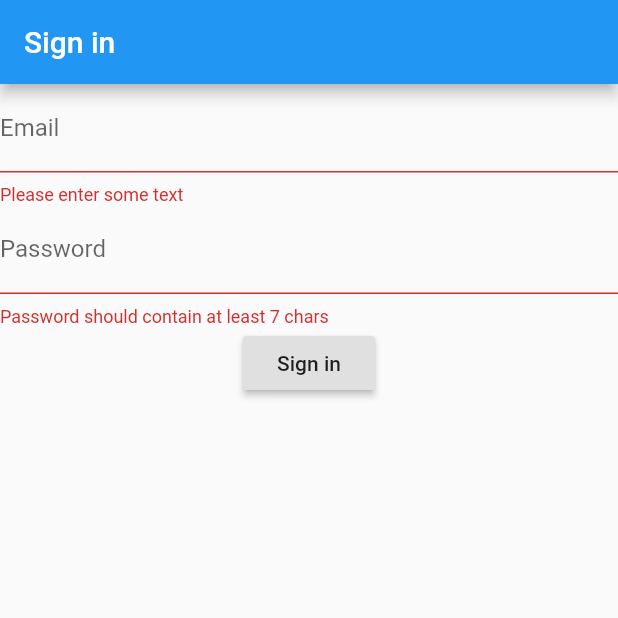
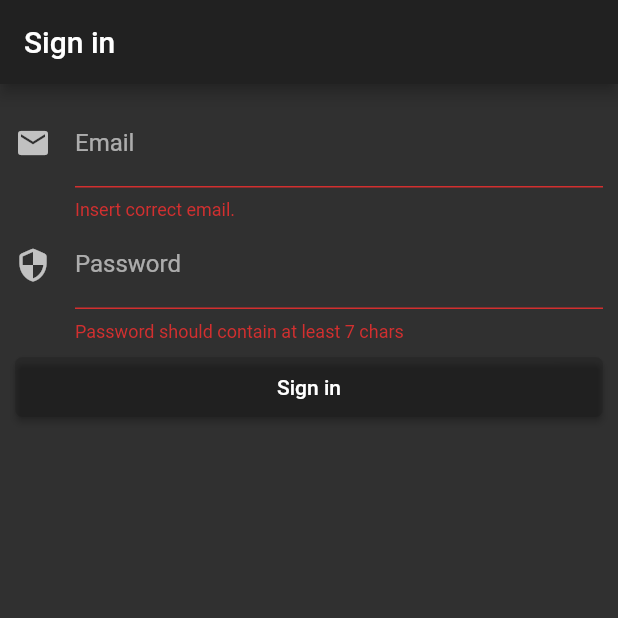
Before and after one commit to ahmedmeshref/firebase-auth, a Flutter app: the screen it shows after launch, after a tap on "Sign in", on a phone screen of 412 x 824 dp, the top half of it. Run offline on Flutter 3.47's test engine with Material 2 defaults, Android fonts, the light colour scheme and no system bars; our stand-ins replace firebase_auth, firebase_core; accounts and stored records are empty.

Commit message:
Implement screen error in case of login issues

```diff
--- a/lib/main.dart
+++ b/lib/main.dart
@@ -16,9 +16,7 @@ class App extends StatelessWidget {
   Widget build(BuildContext context) {
     return MaterialApp(
       title: 'Flutter Demo',
-      theme: ThemeData(
-        primarySwatch: Colors.blue,
-      ),
+      theme: ThemeData.dark(),
       home: LoginPage(),
     );
   }
--- a/lib/setup/logIn.dart
+++ b/lib/setup/logIn.dart
@@ -8,8 +8,15 @@ class LoginPage extends StatefulWidget {
 }
 
 class _LoginPageState extends State<LoginPage> {
+  String _invalidFormInput = 'valid';
   String _email, _password;
   final _formKey = GlobalKey<FormState>();
+
+  void _setFormState(String errMsg) {
+    setState(() {
+      _invalidFormInput = errMsg;
+    });
+  }
 
   @override
   Widget build(BuildContext context) {
@@ -17,19 +24,24 @@ class _LoginPageState extends State<LoginPage> {
       appBar: AppBar(
         title: Text('Sign in'),
       ),
-      body: Form(
+      body: Container(
+        padding: EdgeInsets.all(10),
+        child: Form(
           key: _formKey,
           child: Column(
             children: [
               TextFormField(
                 validator: (value) {
                   if (value == null || value.isEmpty) {
-                  return 'Please enter some text';
+                    return 'Insert correct email.';
                   }
                   return null;
                 },
                 onSaved: (input) => _email = input,
-              decoration: InputDecoration(labelText: 'Email'),
+                decoration: InputDecoration(
+                  icon: Icon(Icons.email),
+                  labelText: 'Email',
+                ),
               ),
               TextFormField(
                 validator: (value) {
@@ -39,14 +51,32 @@ class _LoginPageState extends State<LoginPage> {
                   return null;
                 },
                 onSaved: (input) => _password = input,
-              decoration: InputDecoration(labelText: 'Password'),
+                decoration: InputDecoration(
+                    icon: Icon(Icons.security_rounded), labelText: 'Password'),
                 obscureText: true,
               ),
-            RaisedButton(
+              Container(
+                width: double.infinity,
+                height: 40.0,
+                margin: EdgeInsets.only(top: 10, bottom: 10),
+                child: RaisedButton(
                   onPressed: signIn,
                   child: Text('Sign in'),
+                  color: Color.fromRGBO(0, 0, 0, .1),
+                  shape: RoundedRectangleBorder(
+                      borderRadius: BorderRadius.circular(5)),
+                ),
+              ),
+              Container(
+                child: _invalidFormInput != 'valid'
+                    ? Text(
+                        _invalidFormInput,
+                        style: TextStyle(color: Colors.red),
                       )
+                    : null,
+              ),
             ],
+          ),
         ),
       ),
     );
@@ -62,12 +92,22 @@ class _LoginPageState extends State<LoginPage> {
         // Login to firebase
         UserCredential result = await FirebaseAuth.instance
             .signInWithEmailAndPassword(email: _email, password: _password);
+        // Set the state of the form error to valid
+        _setFormState('valid');
         // Navigate to home
-        Navigator.push(context,
-            MaterialPageRoute(builder: (context) => HomePage(user: result.user)));
+        Navigator.push(
+            context,
+            MaterialPageRoute(
+                builder: (context) => HomePage(user: result.user)));
       } catch (e) {
-        print(e);
+        if (e.code == 'user-not-found') {
+          _setFormState('No user found for that email.');
+        } else if (e.code == 'wrong-password') {
+          _setFormState('Wrong password provided for that user.');
+        } else {
+          _setFormState(e.message);
         }
       }
     }
   }
+}
```
Lines whose indentation alone changed are shown as unchanged.
